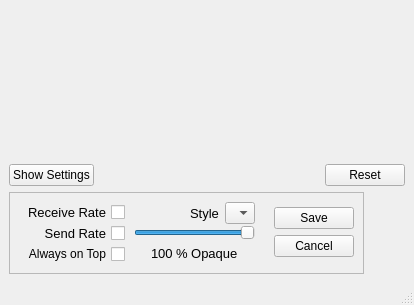
Before: the Qt Designer form retroshare-gui/src/gui/bwgraph/BandwidthGraphWindow.ui in RetroShare/RetroShare, drawn with Qt 5.
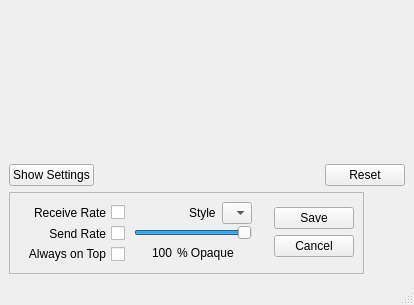
After: the same form once the commit is applied. Icons and pictures are not drawn. Custom widgets are drawn as their Qt base class.

Commit message: Moved font size definitions from ui files to default qss. Added new base class StyledLabel to emulate the missing font-size by factor in qss.

```diff
--- a/retroshare-gui/src/gui/bwgraph/BandwidthGraphWindow.ui
+++ b/retroshare-gui/src/gui/bwgraph/BandwidthGraphWindow.ui
@@ -105,11 +105,6 @@
          </property>
          <item>
           <widget class="QCheckBox" name="chkReceiveRate">
-           <property name="font">
-            <font>
-             <pointsize>10</pointsize>
-            </font>
-           </property>
            <property name="contextMenuPolicy">
             <enum>Qt::NoContextMenu</enum>
            </property>
@@ -129,11 +124,6 @@
          </item>
          <item>
           <widget class="QCheckBox" name="chkSendRate">
-           <property name="font">
-            <font>
-             <pointsize>10</pointsize>
-            </font>
-           </property>
            <property name="contextMenuPolicy">
             <enum>Qt::NoContextMenu</enum>
            </property>
@@ -207,11 +197,6 @@
            </item>
            <item>
             <widget class="QLabel" name="label_2">
-             <property name="font">
-              <font>
-               <pointsize>10</pointsize>
-              </font>
-             </property>
              <property name="text">
               <string>Style</string>
              </property>
@@ -338,11 +323,6 @@
                   <height>0</height>
                  </size>
                 </property>
-                <property name="font">
-                 <font>
-                  <pointsize>10</pointsize>
-                 </font>
-                </property>
                 <property name="contextMenuPolicy">
                  <enum>Qt::NoContextMenu</enum>
                 </property>
@@ -356,11 +336,6 @@
               </item>
               <item>
                <widget class="QLabel" name="label">
-                <property name="font">
-                 <font>
-                  <pointsize>10</pointsize>
-                 </font>
-                </property>
                 <property name="contextMenuPolicy">
                  <enum>Qt::NoContextMenu</enum>
                 </property>
```
Left out of the diff: 5 changed lines with no effect on the pictures. The commit also changes 41 other files.
